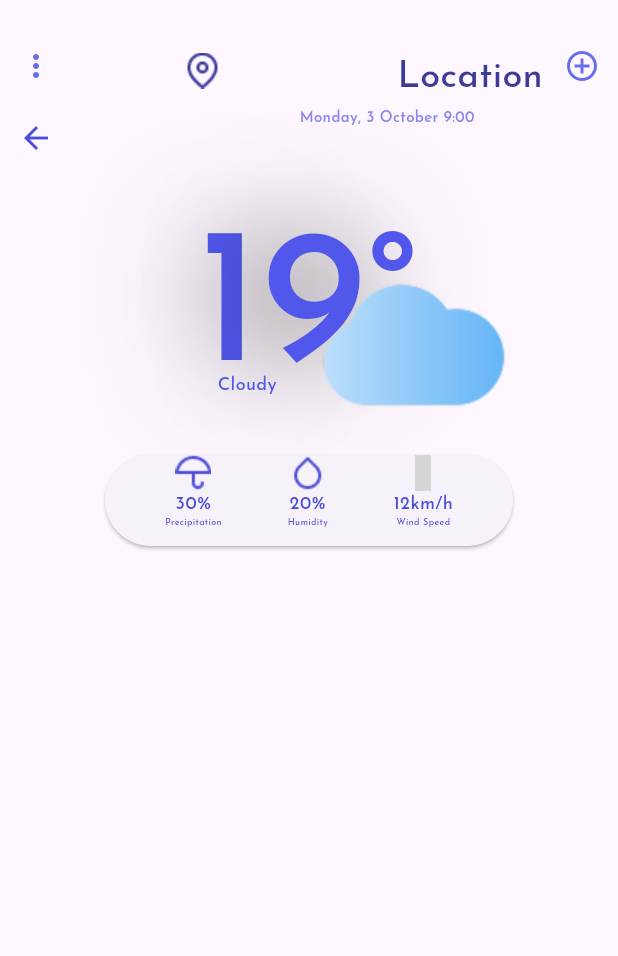
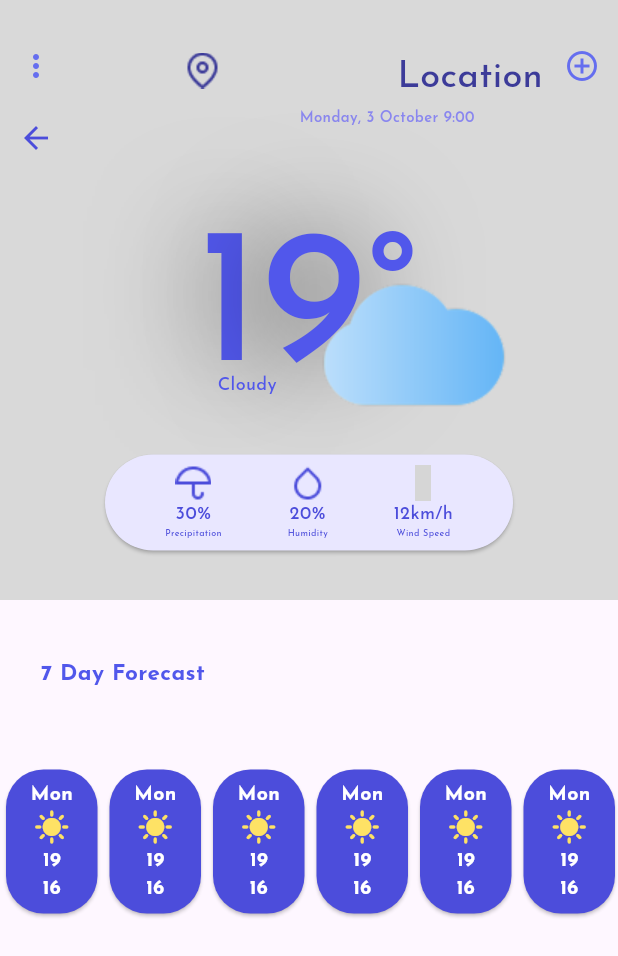
Before and after one commit to Marwannnnnntarek/weather_figma, a Flutter app: the HomeView screen opened by its route, on a phone screen of 412 x 824 dp. Shown: the top 956 px of the screen. Run offline on Flutter 3.47's test engine with Material 3 defaults, Android fonts, the phone set to English and light mode, and no system bars; our stand-ins replace go_router, google_fonts; missing offline and left inert: font_awesome_icon_class; grey boxes are pictures that could not be loaded.

Commit message:
create forecast text and listview

```diff
--- a/lib/features/home/presentation/views/widgets/ConditionsCard.dart
+++ b/lib/features/home/presentation/views/widgets/ConditionsCard.dart
@@ -10,19 +10,14 @@ class ConditionsCard extends StatelessWidget {
   Widget build(BuildContext context) {
     return SizedBox(
       width: 280,
-      height: 69,
+      height: 72,
       child: Card(
+        color: Color(0xFFE9E7FF),
         shape: RoundedRectangleBorder(borderRadius: BorderRadius.circular(50)),
         child: Padding(
-          padding: const EdgeInsets.symmetric(horizontal: 40),
+          padding: const EdgeInsets.symmetric(horizontal: 40, vertical: 7),
           child: Row(
-            children: [
-              Precipitation(),
-              Spacer(),
-              Humidity(),
-              Spacer(),
-              Wind(),
-            ],
+            children: [Precipitation(), Spacer(), Humidity(), Spacer(), Wind()],
           ),
         ),
       ),
--- /dev/null
+++ b/lib/features/home/presentation/views/widgets/ForecastData.dart
@@ -0,0 +1,31 @@
+import 'package:flutter/material.dart';
+import 'package:google_fonts/google_fonts.dart';
+import 'package:myapp/features/home/presentation/views/widgets/ForecastListView.dart';
+
+class ForecastData extends StatelessWidget {
+  const ForecastData({super.key});
+
+  @override
+  Widget build(BuildContext context) {
+    return Column(
+      children: [
+        Align(
+          alignment: Alignment.topLeft,
+          child: Padding(
+            padding: const EdgeInsets.only(left: 27, top: 39),
+            child: Text(
+              '7 Day Forecast ',
+              style: GoogleFonts.josefinSans(
+                fontSize: 15,
+                fontWeight: FontWeight.bold,
+                color: Color(0xFF5157EB),
+              ),
+            ),
+          ),
+        ),
+        SizedBox(height: 49),
+        ForecastListView(),
+      ],
+    );
+  }
+}
--- /dev/null
+++ b/lib/features/home/presentation/views/widgets/ForecastListView.dart
@@ -0,0 +1,64 @@
+import 'package:flutter/material.dart';
+import 'package:google_fonts/google_fonts.dart';
+
+class ForecastListView extends StatelessWidget {
+  const ForecastListView({
+    super.key,
+  });
+
+  @override
+  Widget build(BuildContext context) {
+    return SizedBox(
+      height: 104,
+
+      child: ListView.builder(
+        itemCount: 10,
+        scrollDirection: Axis.horizontal,
+        itemBuilder: (context, index) {
+          return SizedBox(
+            width: 69,
+            child: Card(
+              shape: RoundedRectangleBorder(
+                borderRadius: BorderRadius.circular(25),
+              ),
+              color: Color(0xFF4C4DDB),
+              child: Padding(
+                padding: const EdgeInsets.symmetric(vertical: 7),
+                child: Column(
+                  children: [
+                    Text(
+                      'Mon',
+                      style: GoogleFonts.josefinSans(
+                        fontSize: 13,
+                        fontWeight: FontWeight.bold,
+                        color: Colors.white,
+                      ),
+                    ),
+                    Icon(Icons.sunny, color: Color(0xFFFEE265)),
+                    Spacer(),
+                    Text(
+                      '19',
+                      style: GoogleFonts.josefinSans(
+                        fontSize: 13,
+                        fontWeight: FontWeight.bold,
+                        color: Colors.white,
+                      ),
+                    ),
+                    Text(
+                      '16',
+                      style: GoogleFonts.josefinSans(
+                        fontSize: 13,
+                        fontWeight: FontWeight.bold,
+                        color: Colors.white,
+                      ),
+                    ),
+                  ],
+                ),
+              ),
+            ),
+          );
+        },
+      ),
+    );
+  }
+}
--- a/lib/features/home/presentation/views/widgets/HomeViewBody.dart
+++ b/lib/features/home/presentation/views/widgets/HomeViewBody.dart
@@ -3,10 +3,10 @@ import 'package:myapp/features/home/presentation/views/widgets/AddCircleIconButt
 import 'package:myapp/features/home/presentation/views/widgets/BackIconButton.dart';
 import 'package:myapp/features/home/presentation/views/widgets/ConditionsCard.dart';
 import 'package:myapp/features/home/presentation/views/widgets/Date.dart';
+import 'package:myapp/features/home/presentation/views/widgets/ForecastData.dart';
 import 'package:myapp/features/home/presentation/views/widgets/Location.dart';
 import 'package:myapp/features/home/presentation/views/widgets/LocationIconImage.dart';
 import 'package:myapp/features/home/presentation/views/widgets/MoreIconButton.dart';
-
 import 'package:myapp/features/home/presentation/views/widgets/WeatherCondition.dart';
 
 class HomeViewBody extends StatelessWidget {
@@ -14,7 +14,13 @@ class HomeViewBody extends StatelessWidget {
 
   @override
   Widget build(BuildContext context) {
-    return Padding(
+    return SingleChildScrollView(
+      child: Column(
+        children: [
+          Container(
+            height: 400,
+            color: Color(0xFFD9D9D9),
+            child: Padding(
               padding: const EdgeInsets.symmetric(vertical: 20),
               child: Column(
                 children: [
@@ -35,6 +41,12 @@ class HomeViewBody extends StatelessWidget {
                   ),
                   WeatherCondition(),
                   ConditionsCard(),
+                  // ForecastContainer(),
+                ],
+              ),
+            ),
+          ),
+          ForecastData(),
         ],
       ),
     );
--- a/lib/features/home/presentation/views/widgets/Temp.dart
+++ b/lib/features/home/presentation/views/widgets/Temp.dart
@@ -48,11 +48,5 @@ class Temp extends StatelessWidget {
         ),
       ],
     );
-
-    // return ListTile(
-    //   leading: Text('data'),
-    //   title: Text('data'),
-    //   subtitle: Text('data'),
-    // );
   }
 }
```
Also changed, not shown: pubspec.lock, 5 other files. Lines whose indentation alone changed are shown as unchanged.
